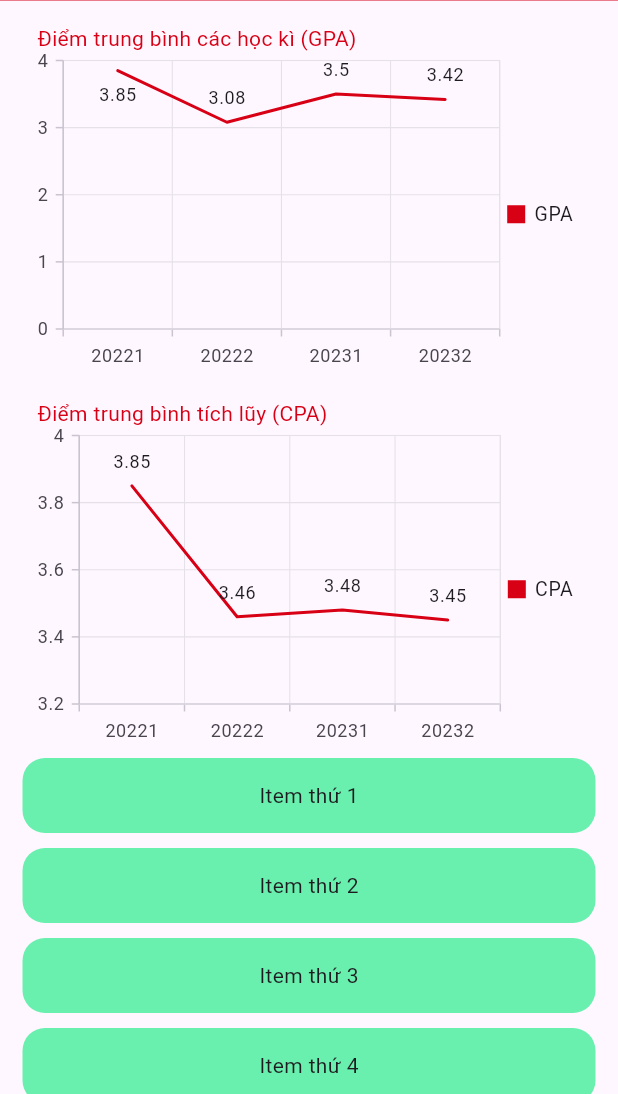
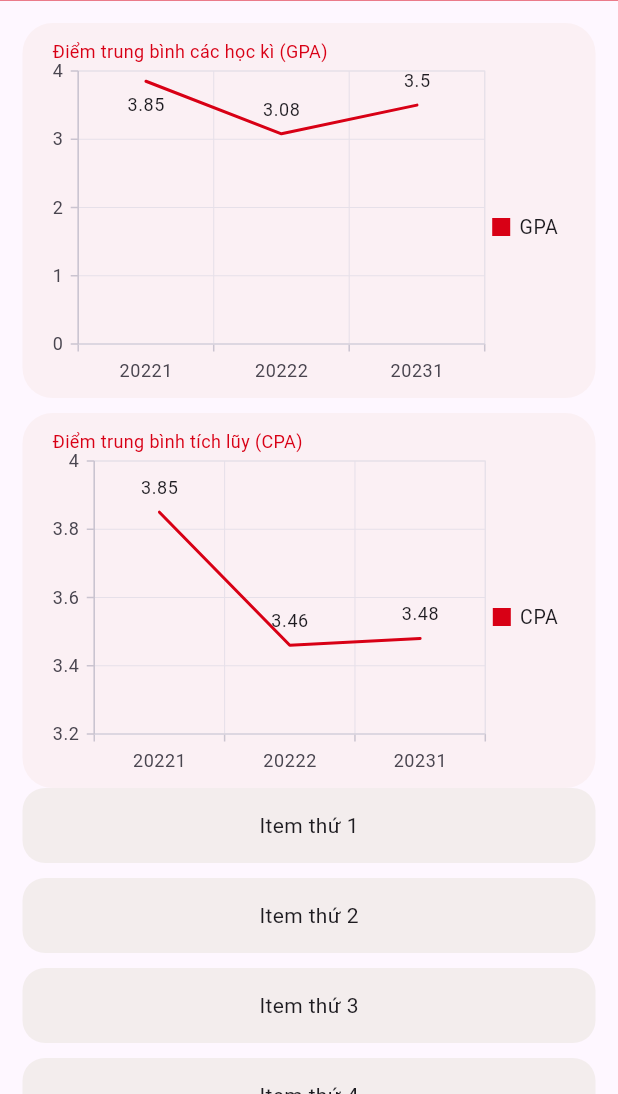
Before and after one commit to dangvu2408/Student-App, a Flutter app: the courseTab screen opened directly, on a phone screen of 412 x 824 dp, the part 142-1236 px from its top. Run offline on Flutter 3.47's test engine with Material 3 defaults, Android fonts, the phone set to English and light mode, and no system bars; our stand-ins replace loading_indicator, page_transition, syncfusion_flutter_charts, table_calendar; Roboto replaces fonts that are missing (SFPro, SFProSemiBold).

Commit message:
gpa, cpa chart (ui) 12072024

```diff
--- a/lib/tabFragment/courseTab.dart
+++ b/lib/tabFragment/courseTab.dart
@@ -42,12 +42,18 @@ class courseStateWidget extends State<courseTab> {
                           controller: controller,
                           physics: const BouncingScrollPhysics(),
                             child: Container(
-                                margin: const EdgeInsets.only(top: 100, bottom: 40),
+                                margin: const EdgeInsets.only(top: 110, bottom: 40),
                                 padding: const EdgeInsets.only(left: 15, right: 15),
                                 child: Column(
                                     children: [
                                         Container(
                                             height: 250,
+                                            padding: const EdgeInsets.only(left: 10, right: 10),
+                                            margin: const EdgeInsets.only(bottom: 10),
+                                            decoration: const BoxDecoration(
+                                                color: Color(0xFFfbf0f4),
+                                                borderRadius: BorderRadius.only(topLeft: Radius.circular(20.0), topRight: Radius.circular(20.0), bottomLeft: Radius.circular(20.0), bottomRight: Radius.circular(20.0),),
+                                            ),
                                             width: double.infinity,
                                             child: SfCartesianChart(
                                                 primaryXAxis: CategoryAxis(),
@@ -56,7 +62,7 @@ class courseStateWidget extends State<courseTab> {
                                                     textStyle: TextStyle(
                                                         color: Color(0xFFD80015),
                                                         fontFamily: 'SFProSemiBold',
-                                                        fontSize: 14,
+                                                        fontSize: 12,
                                                     ),
                                                     alignment: ChartAlignment.near,
                                                 ),
@@ -70,7 +76,6 @@ class courseStateWidget extends State<courseTab> {
                                                           SalesData('20221', 3.85),
                                                           SalesData('20222', 3.08),
                                                           SalesData('20231', 3.50),
-                                                          SalesData('20232', 3.42),
                                                         ],
                                                         xValueMapper: (SalesData sales, _) => sales.year,
                                                         yValueMapper: (SalesData sales, _) => sales.sales,
@@ -81,6 +86,11 @@ class courseStateWidget extends State<courseTab> {
                                         ),
                                         Container(
                                             height: 250,
+                                            padding: const EdgeInsets.only(left: 10, right: 10),
+                                            decoration: const BoxDecoration(
+                                                color: Color(0xFFfbf0f4),
+                                                borderRadius: BorderRadius.only(topLeft: Radius.circular(20.0), topRight: Radius.circular(20.0), bottomLeft: Radius.circular(20.0), bottomRight: Radius.circular(20.0),),
+                                            ),
                                             width: double.infinity,
                                             child: SfCartesianChart(
                                                 primaryXAxis: CategoryAxis(),
@@ -89,7 +99,7 @@ class courseStateWidget extends State<courseTab> {
                                                     textStyle: TextStyle(
                                                           color: Color(0xFFD80015),
                                                           fontFamily: 'SFProSemiBold',
-                                                          fontSize: 14,
+                                                          fontSize: 12,
                                                     ),
                                                     alignment: ChartAlignment.near,
                                                 ),
@@ -103,7 +113,6 @@ class courseStateWidget extends State<courseTab> {
                                                             SalesData('20221', 3.85),
                                                             SalesData('20222', 3.46),
                                                             SalesData('20231', 3.48),
-                                                            SalesData('20232', 3.45),
                                                         ],
                                                         xValueMapper: (SalesData sales, _) => sales.year,
                                                         yValueMapper: (SalesData sales, _) => sales.sales,
@@ -120,7 +129,7 @@ class courseStateWidget extends State<courseTab> {
                                                     return Container(
                                                         height: 50,
                                                         decoration: const BoxDecoration(
-                                                            color: Colors.greenAccent,
+                                                            color: Color(0xFFf3eded),
                                                             borderRadius: BorderRadius.only(topLeft: Radius.circular(15.0), topRight: Radius.circular(15.0), bottomRight: Radius.circular(15.0), bottomLeft: Radius.circular(15.0)),
                                                         ),
                                                         child: Center(child:
--- a/lib/tabFragment/hometTab.dart
+++ b/lib/tabFragment/hometTab.dart
@@ -317,7 +317,7 @@ class homeStateWidget extends State<homeTab> {
                                                                             return Container(
                                                                                 height: 50,
                                                                                 decoration: const BoxDecoration(
-                                                                                    color: Colors.greenAccent,
+                                                                                    color: Color(0xFFf3eded),
                                                                                     borderRadius: BorderRadius.only(topLeft: Radius.circular(15.0), topRight: Radius.circular(15.0), bottomRight: Radius.circular(15.0), bottomLeft: Radius.circular(15.0)),
                                                                                 ),
                                                                                 child: Center(child:
@@ -339,7 +339,7 @@ class homeStateWidget extends State<homeTab> {
                                                                 return Container(
                                                                     height: 50,
                                                                     decoration: const BoxDecoration(
-                                                                        color: Colors.greenAccent,
+                                                                        color: Color(0xFFf3eded),
                                                                         borderRadius: BorderRadius.only(topLeft: Radius.circular(15.0), topRight: Radius.circular(15.0), bottomRight: Radius.circular(15.0), bottomLeft: Radius.circular(15.0)),
                                                                     ),
                                                                     child: Center(child:
```
